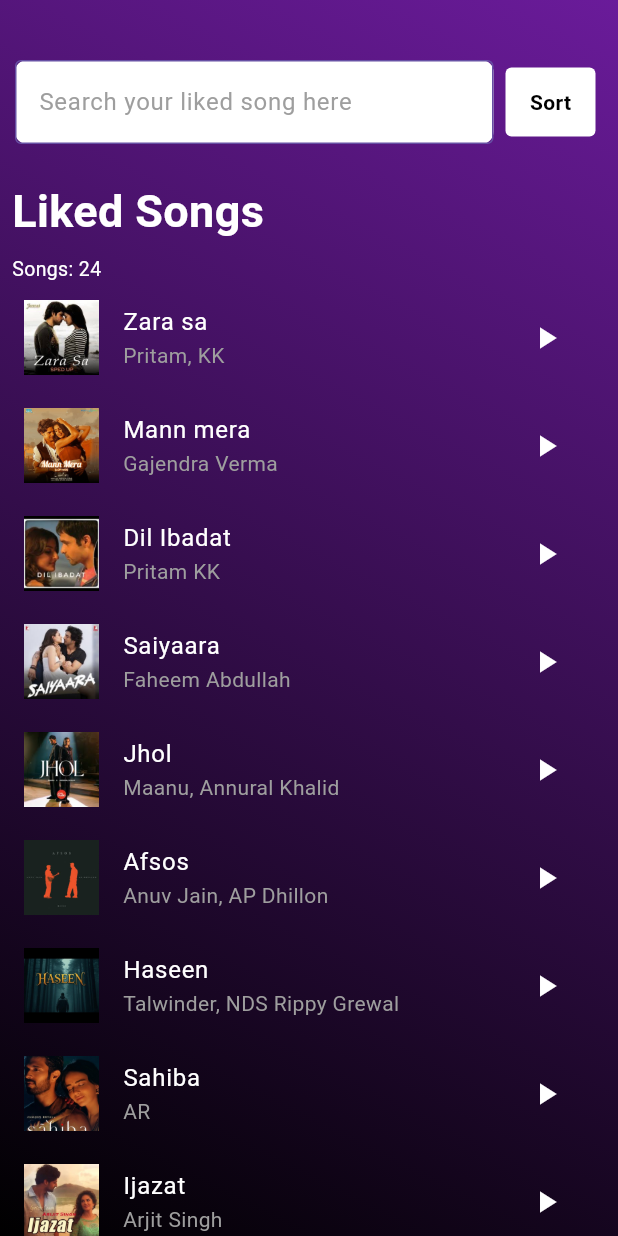
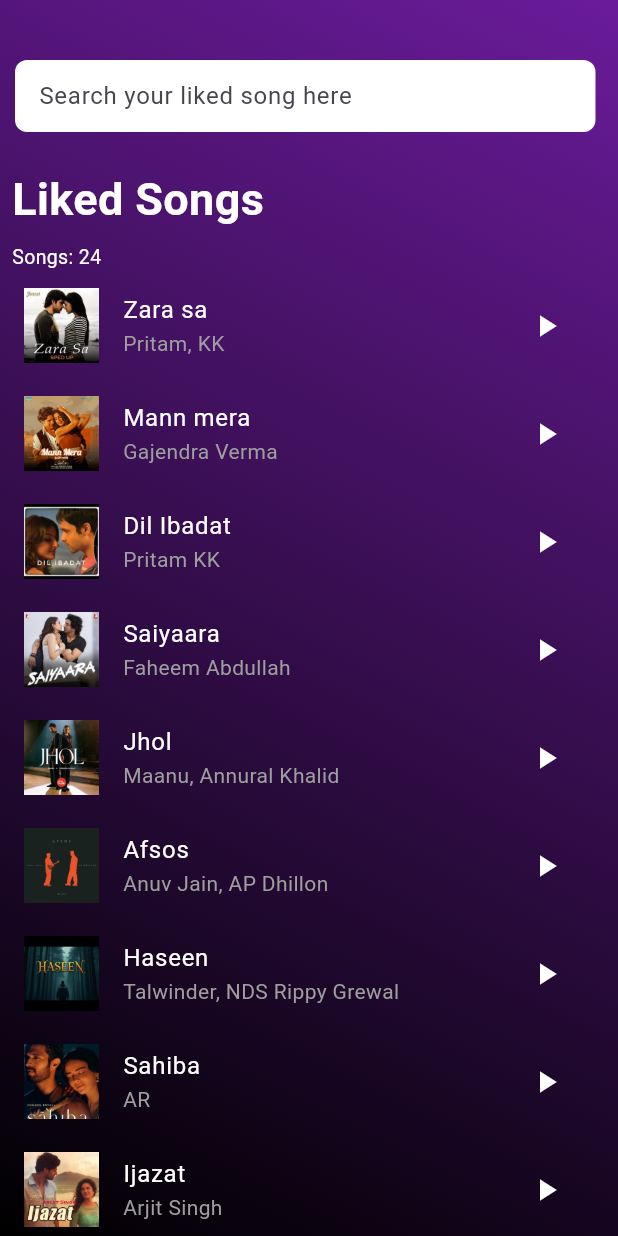
Before and after one commit to Scheeza-Ahmad/Beatify, a Flutter app: the HomeScreen screen opened directly, after a tap on "See All", on a phone screen of 412 x 824 dp. Run offline on Flutter 3.47's test engine with Material 3 defaults, Android fonts, the phone set to English and light mode, and no system bars; our stand-ins replace flip_card, get, image_picker, just_audio, shared_preferences; missing offline and left inert: control_style; accounts and stored records are empty.

Commit message:
search bar

```diff
--- a/lib/screens/home_screen.dart
+++ b/lib/screens/home_screen.dart
@@ -13,12 +13,16 @@ class HomeScreen extends StatefulWidget {
 }
 
 class _HomeScreenState extends State<HomeScreen> {
+  final TextEditingController _searchController = TextEditingController();
+  String query = "";
+
   @override
   Widget build(BuildContext context) {
     return SafeArea(
       child: Scaffold(
         body: Stack(
           children: [
+            // Background Image
             Positioned.fill(
               child: Image.asset(
                 "assets/images/background.png",
@@ -26,6 +30,7 @@ class _HomeScreenState extends State<HomeScreen> {
               ),
             ),
 
+            // Gradient Overlay
             Positioned.fill(
               child: Container(
                 decoration: BoxDecoration(
@@ -41,19 +46,22 @@ class _HomeScreenState extends State<HomeScreen> {
               ),
             ),
 
+            // Content
             Padding(
               padding: const EdgeInsets.fromLTRB(20, 30, 20, 30),
               child: SingleChildScrollView(
                 child: Column(
                   crossAxisAlignment: CrossAxisAlignment.start,
                   children: [
-                    SizedBox(height: 80),
+                    const SizedBox(height: 80),
+
+                    // Greeting
                     Row(
                       children: [
                         GradientText(
                           text: 'Hello !! Good Evening ,',
                           fontSize: 20,
-                          gradientColors: [
+                          gradientColors: const [
                             Color.fromARGB(255, 218, 157, 236),
                             Color.fromARGB(255, 168, 173, 211),
                             Color.fromARGB(255, 88, 241, 241),
@@ -61,7 +69,8 @@ class _HomeScreenState extends State<HomeScreen> {
                         ),
                       ],
                     ),
-                    SizedBox(height: 12),
+                    const SizedBox(height: 12),
+
                     const Text(
                       'What you want to hear today??',
                       style: TextStyle(
@@ -71,6 +80,8 @@ class _HomeScreenState extends State<HomeScreen> {
                       ),
                     ),
                     const SizedBox(height: 16),
+
+                    // Recommendations Section
                     const Text(
                       'Top Recommendation',
                       style: TextStyle(
@@ -80,6 +91,7 @@ class _HomeScreenState extends State<HomeScreen> {
                       ),
                     ),
                     const SizedBox(height: 20),
+
                     SingleChildScrollView(
                       scrollDirection: Axis.horizontal,
                       child: Row(
@@ -100,24 +112,21 @@ class _HomeScreenState extends State<HomeScreen> {
                           ),
                           const SizedBox(width: 8),
                           SongCard(
-                            image: 'assets/images/jhol.png',
-                            song: 'assets/songs/jhol.mp3',
+                            image: 'assets/images/naina.png',
+                            song: 'assets/songs/naina.mp3',
                           ),
-                          const SizedBox(width: 8),
                           const SizedBox(width: 8),
                           SongCard(
                             image: 'assets/images/pehlinazar.png',
                             song: 'assets/songs/pehlinazar.mp3',
                           ),
-                          const SizedBox(width: 8),
-                          SongCard(
-                            image: 'assets/images/naina.png',
-                            song: 'assets/songs/naina.mp3',
-                          ),
                         ],
                       ),
                     ),
+
                     const SizedBox(height: 20),
+
+                    // Songs You May Like Section
                     Row(
                       mainAxisAlignment: MainAxisAlignment.spaceBetween,
                       children: [
@@ -136,7 +145,7 @@ class _HomeScreenState extends State<HomeScreen> {
                           child: GradientText(
                             text: 'See All',
                             fontSize: 18,
-                            gradientColors: [
+                            gradientColors: const [
                               Color.fromARGB(255, 218, 157, 236),
                               Color.fromARGB(255, 168, 173, 211),
                               Color.fromARGB(255, 88, 241, 241),
@@ -146,6 +155,10 @@ class _HomeScreenState extends State<HomeScreen> {
                       ],
                     ),
                     const SizedBox(height: 12),
+
+                    // 🎵 Filtered Playlist lis
+                    const SizedBox(height: 20),
+
                     const StackCardToggle(),
                   ],
                 ),
@@ -156,4 +169,14 @@ class _HomeScreenState extends State<HomeScreen> {
       ),
     );
   }
+
+  @override
+  void initState() {
+    super.initState();
+    _searchController.addListener(() {
+      setState(() {
+        query = _searchController.text;
+      });
+    });
+  }
 }
--- a/lib/screens/liked_screen.dart
+++ b/lib/screens/liked_screen.dart
@@ -1,4 +1,3 @@
-import 'package:beatify/widgets/search_bar.dart';
 import 'package:flutter/material.dart';
 import 'package:beatify/models/playlist_model.dart';
 import 'package:beatify/widgets/audio_player.dart';
@@ -12,14 +11,33 @@ class LikedScreen extends StatefulWidget {
 }
 
 class _LikedScreenState extends State<LikedScreen> {
+  final TextEditingController _searchController = TextEditingController();
+  String searchQuery = "";
+
+  @override
+  void initState() {
+    super.initState();
+    _searchController.addListener(() {
+      setState(() {
+        searchQuery = _searchController.text.toLowerCase();
+      });
+    });
+  }
+
   @override
   Widget build(BuildContext context) {
+    final filteredPlaylist = playlist.where((item) {
+      final name = item.arrNames.toLowerCase();
+      final artist = item.artist.toLowerCase();
+      return name.contains(searchQuery) || artist.contains(searchQuery);
+    }).toList();
+
     return SafeArea(
       child: Scaffold(
         body: Container(
           width: double.infinity,
           height: double.infinity,
-          decoration: BoxDecoration(
+          decoration: const BoxDecoration(
             gradient: LinearGradient(
               begin: Alignment.bottomLeft,
               end: Alignment.topRight,
@@ -30,9 +48,8 @@ class _LikedScreenState extends State<LikedScreen> {
             crossAxisAlignment: CrossAxisAlignment.start,
             children: [
               Padding(
-                padding: EdgeInsets.fromLTRB(10, 40, 15, 15),
+                padding: const EdgeInsets.fromLTRB(10, 40, 15, 15),
                 child: Row(
-                  mainAxisAlignment: MainAxisAlignment.spaceBetween,
                   children: [
                     Expanded(
                       child: Container(
@@ -40,37 +57,26 @@ class _LikedScreenState extends State<LikedScreen> {
                           color: Colors.white,
                           borderRadius: BorderRadius.circular(8),
                         ),
-                        child: SearchBarr(
-                          hint: 'Search your liked song here',
-                          control: SearchController(),
-                        ),
-                      ),
-                    ),
-                    const SizedBox(
-                      width: 8,
-                    ), // spacing between search and button
-                    InkWell(
-                      onTap: () {
-                        setState(() {
-                          playlist.sort(
-                            (a, b) => a.arrNames.compareTo(b.arrNames),
-                          );
-                        });
-                      },
-                      child: Container(
-                        width: 60,
-                        height: 46,
-                        decoration: BoxDecoration(
-                          borderRadius: BorderRadius.circular(4),
-                          color: Colors.white,
-                        ),
-                        child: const Center(
-                          child: Text(
-                            'Sort',
-                            style: TextStyle(
-                              color: Colors.black,
-                              fontWeight: FontWeight.bold,
+                        child: TextField(
+                          controller: _searchController,
+                          decoration: InputDecoration(
+                            hintText: 'Search your liked song here',
+                            border: InputBorder.none,
+                            contentPadding: const EdgeInsets.symmetric(
+                              horizontal: 16,
+                              vertical: 12,
                             ),
+                            suffixIcon: searchQuery.isNotEmpty
+                                ? IconButton(
+                                    icon: const Icon(Icons.clear),
+                                    onPressed: () {
+                                      _searchController.clear();
+                                      setState(() {
+                                        searchQuery = "";
+                                      });
+                                    },
+                                  )
+                                : null,
                           ),
                         ),
                       ),
@@ -78,7 +84,8 @@ class _LikedScreenState extends State<LikedScreen> {
                   ],
                 ),
               ),
-              Padding(
+
+              const Padding(
                 padding: EdgeInsets.all(8.0),
                 child: Text(
                   'Liked Songs',
@@ -89,18 +96,20 @@ class _LikedScreenState extends State<LikedScreen> {
                   ),
                 ),
               ),
+
               Padding(
-                padding: EdgeInsets.symmetric(horizontal: 8.0),
+                padding: const EdgeInsets.symmetric(horizontal: 8.0),
                 child: Text(
-                  'Songs: ${playlist.length}',
-                  style: TextStyle(fontSize: 13, color: Colors.white),
+                  'Songs: ${filteredPlaylist.length}',
+                  style: const TextStyle(fontSize: 13, color: Colors.white),
                 ),
               ),
+
               Expanded(
                 child: ListView.builder(
-                  itemCount: playlist.length,
+                  itemCount: filteredPlaylist.length,
                   itemBuilder: (context, index) {
-                    final item = playlist[index];
+                    final item = filteredPlaylist[index];
 
                     return ListTile(
                       leading: Image.asset(
@@ -109,14 +118,13 @@ class _LikedScreenState extends State<LikedScreen> {
                         width: 50,
                         fit: BoxFit.cover,
                       ),
-
                       title: Text(
                         item.arrNames,
-                        style: TextStyle(color: Colors.white),
+                        style: const TextStyle(color: Colors.white),
                       ),
                       subtitle: Text(
                         item.artist,
-                        style: TextStyle(color: Colors.grey),
+                        style: const TextStyle(color: Colors.grey),
                       ),
                       trailing: IconButton(
                         onPressed: () {
@@ -127,7 +135,7 @@ class _LikedScreenState extends State<LikedScreen> {
                             ),
                           );
                         },
-                        icon: Icon(Icons.play_arrow, color: Colors.white),
+                        icon: const Icon(Icons.play_arrow, color: Colors.white),
                       ),
                     );
                   },
--- a/lib/widgets/audio_player.dart
+++ b/lib/widgets/audio_player.dart
@@ -60,7 +60,6 @@ class _AudioPracticeState extends State<AudioPractice> {
               ),
               const SizedBox(height: 20),
 
-              // ✅ Single Play/Pause button
               StreamBuilder<PlayerState>(
                 stream: player.playerStateStream,
                 builder: (context, snapshot) {
@@ -86,7 +85,6 @@ class _AudioPracticeState extends State<AudioPractice> {
 
               const SizedBox(height: 10),
 
-              // ✅ Speed buttons
               Row(
                 mainAxisAlignment: MainAxisAlignment.center,
                 children: [
```
